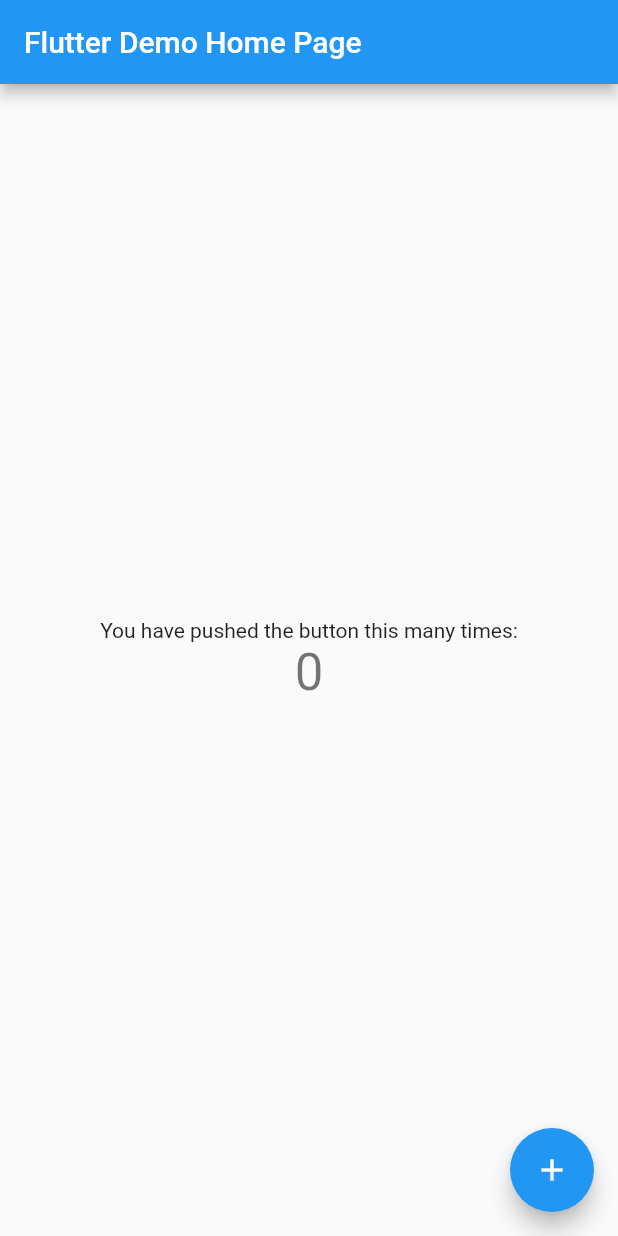
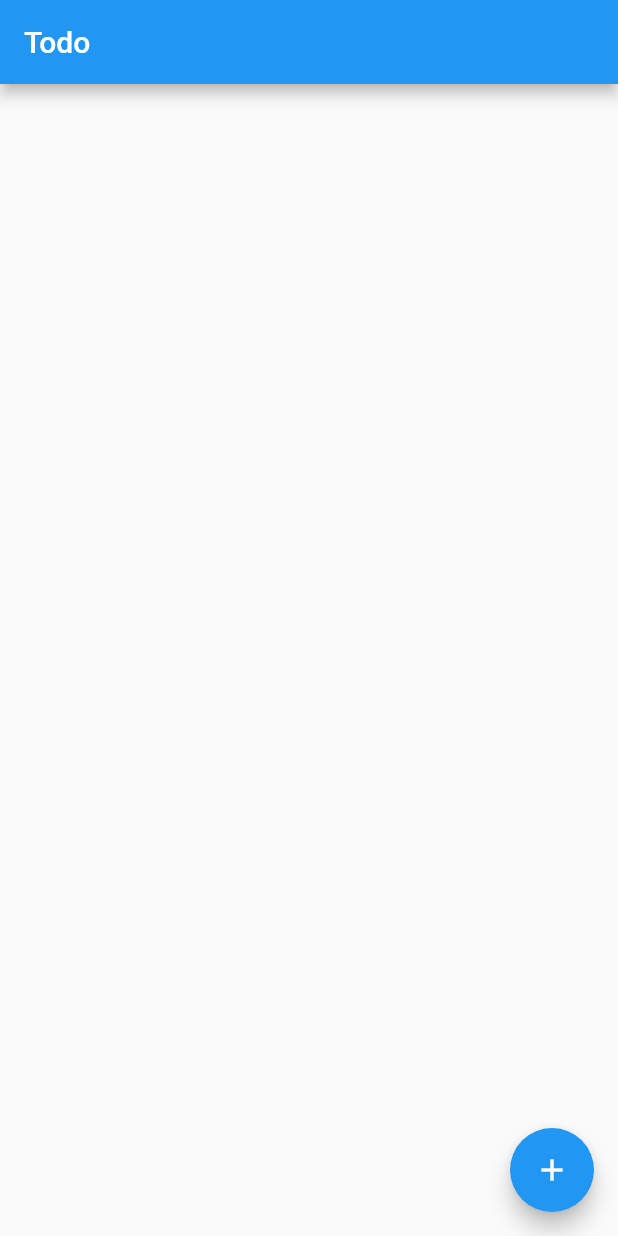
Before and after one commit to yoshiyasuko/flutter-todo-app-base, a Flutter app: the screen it shows after launch, on a phone screen of 412 x 824 dp. Run offline on Flutter 3.47's test engine with Material 2 defaults, Android fonts, the phone set to English and light mode, and no system bars.

Commit message:
implement stateful todo app

```diff
--- a/lib/main.dart
+++ b/lib/main.dart
@@ -1,113 +1,13 @@
 import 'package:flutter/material.dart';
+import 'package:flutter_todo_app_base/todo_list/todo_list.dart';
 
 void main() {
   runApp(MyApp());
 }
 
 class MyApp extends StatelessWidget {
-  // This widget is the root of your application.
   @override
   Widget build(BuildContext context) {
-    return MaterialApp(
-      title: 'Flutter Demo',
-      theme: ThemeData(
-        // This is the theme of your application.
-        //
-        // Try running your application with "flutter run". You'll see the
-        // application has a blue toolbar. Then, without quitting the app, try
-        // changing the primarySwatch below to Colors.green and then invoke
-        // "hot reload" (press "r" in the console where you ran "flutter run",
-        // or simply save your changes to "hot reload" in a Flutter IDE).
-        // Notice that the counter didn't reset back to zero; the application
-        // is not restarted.
-        primarySwatch: Colors.blue,
-      ),
-      home: MyHomePage(title: 'Flutter Demo Home Page'),
-    );
+    return MaterialApp(title: 'Flutter ToDo App Base', home: TodoList());
   }
 }
-
-class MyHomePage extends StatefulWidget {
-  MyHomePage({Key key, this.title}) : super(key: key);
-
-  // This widget is the home page of your application. It is stateful, meaning
-  // that it has a State object (defined below) that contains fields that affect
-  // how it looks.
-
-  // This class is the configuration for the state. It holds the values (in this
-  // case the title) provided by the parent (in this case the App widget) and
-  // used by the build method of the State. Fields in a Widget subclass are
-  // always marked "final".
-
-  final String title;
-
-  @override
-  _MyHomePageState createState() => _MyHomePageState();
-}
-
-class _MyHomePageState extends State<MyHomePage> {
-  int _counter = 0;
-
-  void _incrementCounter() {
-    setState(() {
-      // This call to setState tells the Flutter framework that something has
-      // changed in this State, which causes it to rerun the build method below
-      // so that the display can reflect the updated values. If we changed
-      // _counter without calling setState(), then the build method would not be
-      // called again, and so nothing would appear to happen.
-      _counter++;
-    });
-  }
-
-  @override
-  Widget build(BuildContext context) {
-    // This method is rerun every time setState is called, for instance as done
-    // by the _incrementCounter method above.
-    //
-    // The Flutter framework has been optimized to make rerunning build methods
-    // fast, so that you can just rebuild anything that needs updating rather
-    // than having to individually change instances of widgets.
-    return Scaffold(
-      appBar: AppBar(
-        // Here we take the value from the MyHomePage object that was created by
-        // the App.build method, and use it to set our appbar title.
-        title: Text(widget.title),
-      ),
-      body: Center(
-        // Center is a layout widget. It takes a single child and positions it
-        // in the middle of the parent.
-        child: Column(
-          // Column is also a layout widget. It takes a list of children and
-          // arranges them vertically. By default, it sizes itself to fit its
-          // children horizontally, and tries to be as tall as its parent.
-          //
-          // Invoke "debug painting" (press "p" in the console, choose the
-          // "Toggle Debug Paint" action from the Flutter Inspector in Android
-          // Studio, or the "Toggle Debug Paint" command in Visual Studio Code)
-          // to see the wireframe for each widget.
-          //
-          // Column has various properties to control how it sizes itself and
-          // how it positions its children. Here we use mainAxisAlignment to
-          // center the children vertically; the main axis here is the vertical
-          // axis because Columns are vertical (the cross axis would be
-          // horizontal).
-          mainAxisAlignment: MainAxisAlignment.center,
-          children: <Widget>[
-            Text(
-              'You have pushed the button this many times:',
-            ),
-            Text(
-              '$_counter',
-              style: Theme.of(context).textTheme.headline4,
-            ),
-          ],
-        ),
-      ),
-      floatingActionButton: FloatingActionButton(
-        onPressed: _incrementCounter,
-        tooltip: 'Increment',
-        child: Icon(Icons.add),
-      ), // This trailing comma makes auto-formatting nicer for build methods.
-    );
-  }
-}
--- /dev/null
+++ b/lib/todo_list/todo_list.dart
@@ -0,0 +1,79 @@
+import 'package:flutter/material.dart';
+
+class TodoList extends StatefulWidget {
+  @override
+  State<StatefulWidget> createState() => TodoListState();
+}
+
+class TodoListState extends State<TodoList> {
+  List<String> _todoItems = [];
+
+  void _addToItems(String taskLabel) {
+    if (taskLabel.length > 0) {
+      setState(() => _todoItems.insert(0, taskLabel));
+    }
+  }
+
+  //region: private methods
+  Widget _buildTodoList() {
+    return ListView.separated(
+        itemBuilder: (context, index) {
+          return _buildToolItem(context, _todoItems[index], index);
+        },
+        separatorBuilder: (context, index) {
+          return Divider();
+        },
+        itemCount: _todoItems.length);
+  }
+
+  Widget _buildToolItem(BuildContext context, String todoText, int index) {
+    return Dismissible(
+      background: Container(
+        color: Colors.red,
+      ),
+      key: Key(todoText),
+      onDismissed: (direction) {
+        setState(() {
+          _todoItems.removeAt(index);
+        });
+        ScaffoldMessenger.of(context).showSnackBar(SnackBar(
+          content: Text("「${_todoItems[index]}」のタスクを削除しました。"),
+          duration: const Duration(seconds: 3),
+        ));
+      },
+      child: ListTile(title: Text(todoText)),
+    );
+  }
+
+  Widget _buildFloatingActionButton() {
+    return FloatingActionButton(
+        onPressed: () => {
+              Navigator.push(
+                  context,
+                  MaterialPageRoute(
+                      builder: (context) => Scaffold(
+                          appBar: AppBar(title: Text('新しいタスクを追加')),
+                          body: TextField(
+                            autofocus: true,
+                            onSubmitted: (value) {
+                              _addToItems(value);
+                              Navigator.pop(context);
+                            },
+                            decoration: InputDecoration(
+                                hintText: "タスクを入力してください",
+                                contentPadding: const EdgeInsets.all(16.0)),
+                          ))))
+            },
+        child: Icon(Icons.add));
+  }
+  //endregion
+
+  @override
+  Widget build(BuildContext context) {
+    return Scaffold(
+      appBar: AppBar(title: const Text("Todo")),
+      body: _buildTodoList(),
+      floatingActionButton: _buildFloatingActionButton(),
+    );
+  }
+}
```
